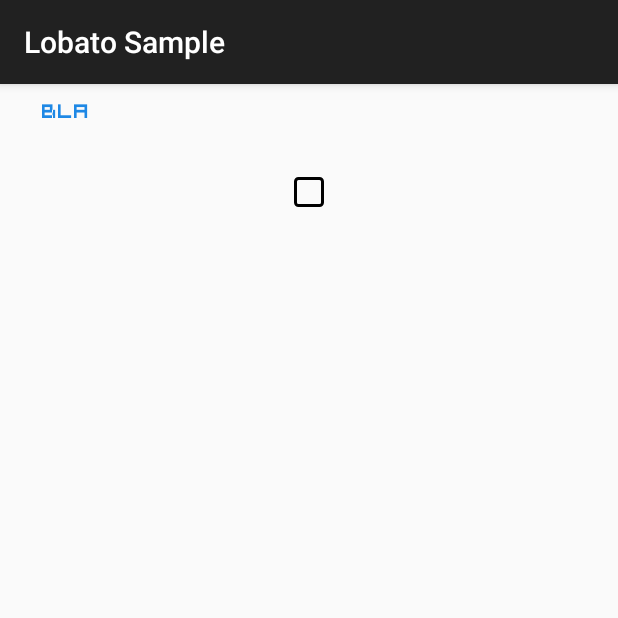
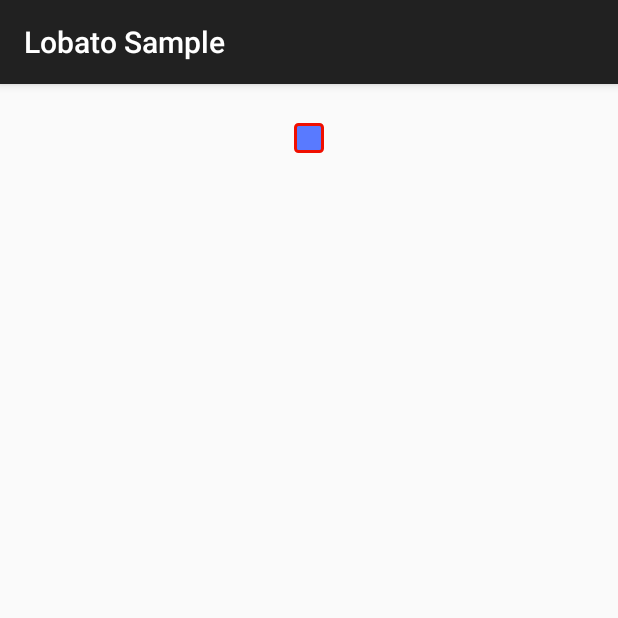
Before and after one commit to ppamorim/Lobato, an Android app: the screen it shows after launch (MainActivity), on a phone screen of 412 x 824 dp, the top half of it. Run offline under Robolectric (Android 15) with nearby library versions, the phone set to English and light mode, and no system bars.

Commit message:
changes on MaterialFlatButton and MaterialButton class.

```diff
--- a/Lobato/core/src/main/java/org/ppamorim/lobato/core/CustomView.java
+++ b/Lobato/core/src/main/java/org/ppamorim/lobato/core/CustomView.java
@@ -31,8 +31,8 @@ public class CustomView extends RelativeLayout {
     public final static String ANDROID_XML = "http://schemas.android.com/apk/res/android";
 
     public int backgroundColor = Color.TRANSPARENT;
-    public int accentColor = Color.parseColor("#3F51B5");
-    public int strokeColor = Color.parseColor("#000000");
+    public int accentColor = Color.parseColor("#009688");
+    public int strokeColor = Color.parseColor("#6D6D6D");
 
     public final int disabledBackgroundColor = getResources().getColor(R.color.lobato_disabled_view);
     public int beforeBackground = getResources().getColor(R.color.lobato_reset_view);
--- a/Lobato/core/src/main/java/org/ppamorim/lobato/core/MaterialButton.java
+++ b/Lobato/core/src/main/java/org/ppamorim/lobato/core/MaterialButton.java
@@ -41,6 +41,11 @@ public abstract class MaterialButton extends CustomView {
     public int rippleSize = 3;
     public float x = -1, y = -1;
     public float radius = -1;
+
+    public int mBackgroundColor;
+    public int mRippleColor;
+    public int mRippleSpeed;
+    public int mRippleSize;
 
     public int backgroundColor = Color.parseColor("#1E88E5");
 
@@ -155,8 +160,9 @@ public abstract class MaterialButton extends CustomView {
     // Set color of background
     public void setBackgroundColor(int color) {
         this.backgroundColor = color;
-        if (isEnabled())
+        if (isEnabled()) {
             beforeBackground = backgroundColor;
+        }
         try {
             LayerDrawable layer = (LayerDrawable) getBackground();
             GradientDrawable shape = (GradientDrawable) layer
--- a/Lobato/core/src/main/java/org/ppamorim/lobato/view/button/MaterialCheckbox.java
+++ b/Lobato/core/src/main/java/org/ppamorim/lobato/view/button/MaterialCheckbox.java
@@ -116,8 +116,9 @@ public class MaterialCheckbox extends CustomView {
 
             if (event.getAction() == MotionEvent.ACTION_DOWN) {
 
-                makePressColor();
-
+                changeBackgroundColor((check) ? makePressColor() : Color
+                        .parseColor("#446D6D6D"))
+                ;
             } else if (event.getAction() == MotionEvent.ACTION_UP) {
 
                 changeBackgroundColor(getResources().getColor(
--- a/Lobato/core/src/main/java/org/ppamorim/lobato/view/button/MaterialFlatButton.java
+++ b/Lobato/core/src/main/java/org/ppamorim/lobato/view/button/MaterialFlatButton.java
@@ -17,6 +17,7 @@
 package org.ppamorim.lobato.view.button;
 
 import android.content.Context;
+import android.content.res.TypedArray;
 import android.graphics.Canvas;
 import android.graphics.Color;
 import android.graphics.Paint;
@@ -30,21 +31,23 @@ import org.ppamorim.lobato.utils.Utils;
 
 public class MaterialFlatButton extends MaterialButton {
 
+
+
     private TextView mTextView;
 
+    private Context mContext;
+
     public MaterialFlatButton(Context context) {
-        super(context);
+        this(context, null);
     }
 
     public MaterialFlatButton(Context context, AttributeSet attrs) {
-        super(context, attrs);
-        if(mTextView != null) {
-            setCustomFont(context, mTextView, attrs);
-        }
+        this(context, attrs, 0);
     }
 
     public MaterialFlatButton(Context context, AttributeSet attrs, int defStyle) {
         super(context, attrs, defStyle);
+        mContext = context;
         if(mTextView != null) {
             setCustomFont(context, mTextView, attrs);
         }
@@ -67,7 +70,13 @@ public class MaterialFlatButton extends MaterialButton {
 
     @Override
     protected void setAttributes(AttributeSet attrs) {
-// Set text button
+
+        TypedArray style = mContext.obtainStyledAttributes(attrs, R.styleable.lobato_button_flat);
+        mBackgroundColor = style.getColor(R.styleable.lobato_button_flat_background_color, backgroundColor);
+        mRippleColor = style.getColor(R.styleable.lobato_button_flat_ripple_color, accentColor);
+        mRippleSpeed = style.getInteger(R.styleable.lobato_button_flat_ripple_speed, (int)rippleSpeed);
+        mRippleSize = style.getInteger(R.styleable.lobato_button_flat_ripple_size, rippleSize);
+
         String text = null;
         int textResource = attrs.getAttributeResourceValue(ANDROID_XML ,"text", -1);
         if(textResource != -1){
--- a/Lobato/sample/src/main/res/layout/activity_main.xml
+++ b/Lobato/sample/src/main/res/layout/activity_main.xml
@@ -36,7 +36,9 @@
             android:layout_width="wrap_content"
             android:layout_height="wrap_content"
             android:layout_centerInParent="true"
-
+            materialdesign:accent_color="#FFF0"
+            materialdesign:stroke_color="#F00F00"
+            materialdesign:background_color = "#597AFF"
             materialdesign:lobato_check="true" />
     </RelativeLayout>
 
```
Also changed, not shown: Lobato/core/src/main/res/values/attr.xml (+7 -0 lines).
